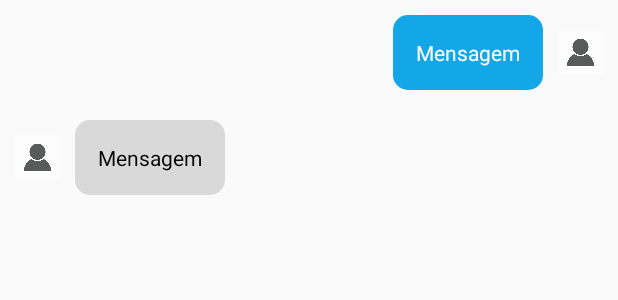
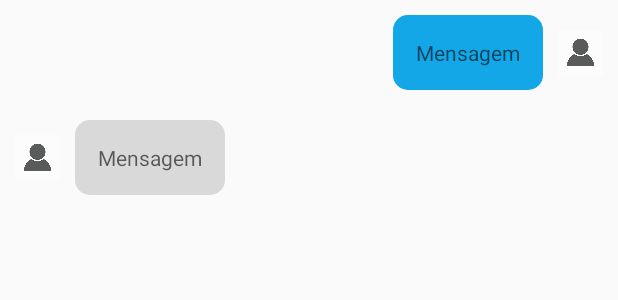
Before and after one commit to BenildoMorais/ChatApp, an Android app: the layout message_row.xml on its own in the app's theme, with its tools: preview values and no code run, on a phone screen of 412 x 824 dp. Shown: the top 300 px of the screen. Run offline under Robolectric (Android 15) with nearby library versions, the phone set to English and light mode, and no system bars.

Commit message:
message big

```diff
--- a/app/src/main/res/layout/message_row.xml
+++ b/app/src/main/res/layout/message_row.xml
@@ -24,7 +24,7 @@
                 android:layout_height="wrap_content"
                 android:layout_gravity="center"
                 android:padding="15dp"
-                android:text="Mensagem"
+                android:hint="Mensagem"
                 android:textColor="@color/white" />
 
         </LinearLayout>
@@ -64,7 +64,7 @@
                 android:layout_height="wrap_content"
                 android:layout_gravity="center"
                 android:padding="15dp"
-                android:text="Mensagem"
+                android:hint="Mensagem"
                 android:textColor="@color/black" />
 
         </LinearLayout>
```
